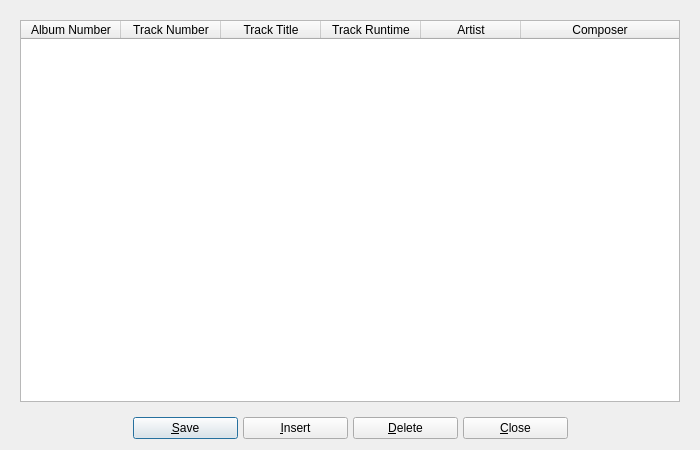
First picture: the form in UI/biblioteq_tracks.ui, repository textbrowser/biblioteq, before the edit.
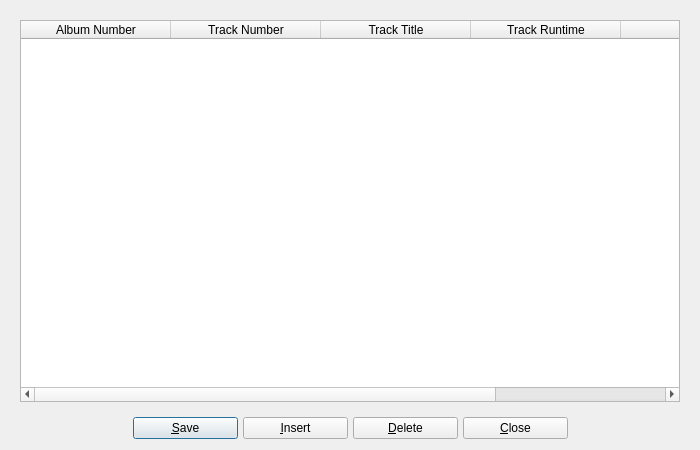
Second picture: the form after the edit. Icons and pictures are not drawn.

Commit message: GL changes. Minimum column widths.

What changed in the file:
```diff
--- a/UI/biblioteq_tracks.ui
+++ b/UI/biblioteq_tracks.ui
@@ -56,6 +56,9 @@
         <property name="cornerButtonEnabled">
          <bool>false</bool>
         </property>
+        <attribute name="horizontalHeaderMinimumSectionSize">
+         <number>150</number>
+        </attribute>
         <attribute name="horizontalHeaderStretchLastSection">
          <bool>true</bool>
         </attribute>
```
The commit also changes 11 other files.
